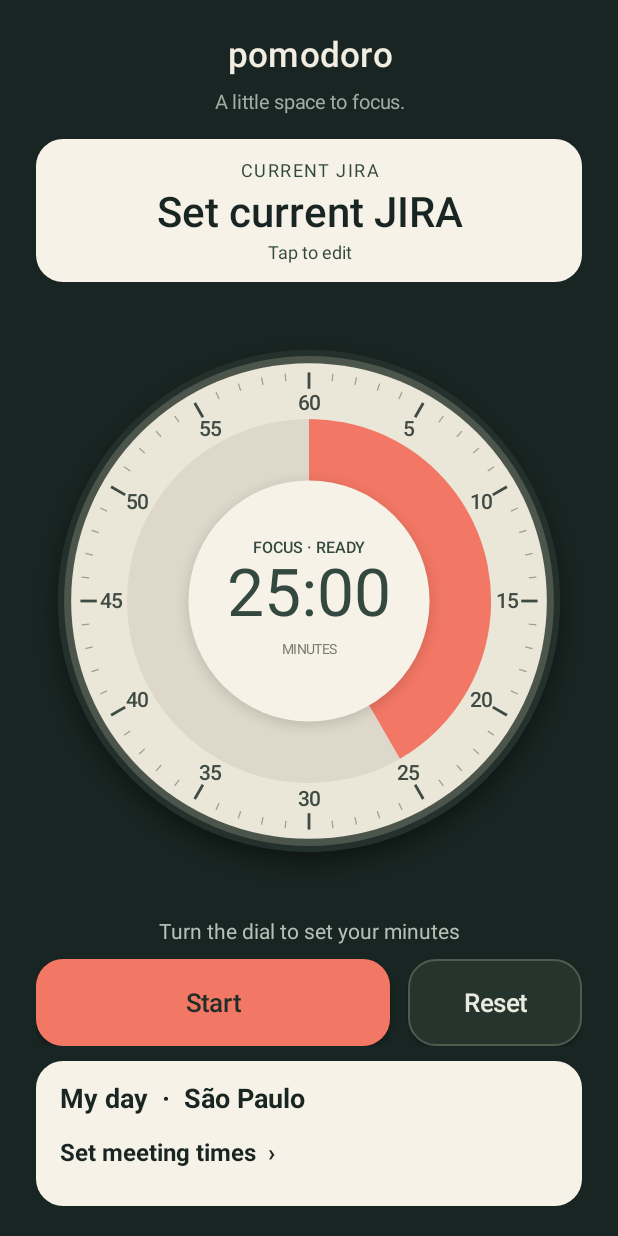
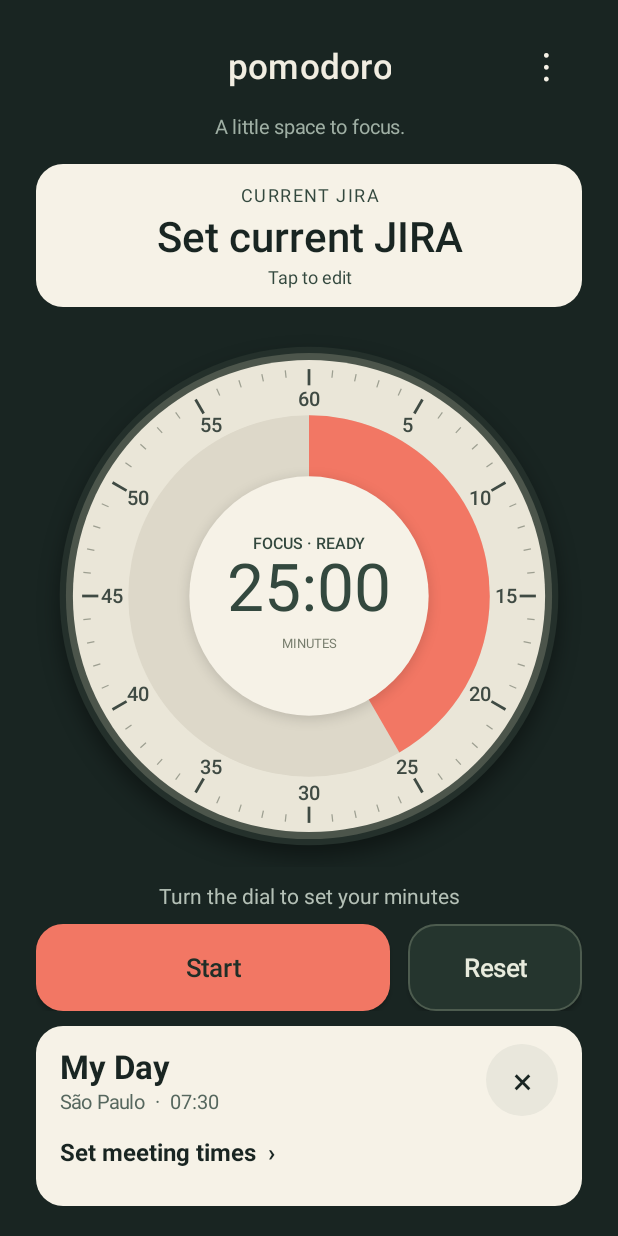
Before and after one commit to araodiego/pomodoro-tab-s9, an Android app: the screen it shows after launch (MainActivity), on a phone screen of 412 x 824 dp. Run offline under Robolectric (Android 15) with nearby library versions, the phone set to English and light mode, and no system bars.

Commit message:
Redesign My Day and add persistent panel visibility controls

```diff
--- a/app/build.gradle
+++ b/app/build.gradle
@@ -8,8 +8,8 @@ android {
         applicationId 'com.arao.pomodoro.work'
         minSdk 26
         targetSdk 36
-        versionCode 4
-        versionName '0.4.0-work'
+        versionCode 5
+        versionName '0.5.0-work'
     }
 
     signingConfigs {
--- a/app/src/main/java/com/arao/pomodoro/MainActivity.java
+++ b/app/src/main/java/com/arao/pomodoro/MainActivity.java
@@ -46,6 +46,10 @@ public final class MainActivity extends Activity {
     private TextView jiraKey;
     private EditText jiraEditor;
     private MeetingRibbonView ribbon;
+    private ScrollView ribbonScroll;
+    private TextView overflow;
+    private LinearLayout undoBar;
+    private final Runnable dismissUndo = () -> undoBar.setVisibility(View.GONE);
     private MeetingRibbonView expandedRibbon;
     private AlertDialog ribbonDialog;
     private MeetingEditor meetingEditor;
@@ -119,7 +123,24 @@ public final class MainActivity extends Activity {
         TextView title = text("pomodoro", 23, 0xFFF1EDE1);
         title.setTypeface(Typeface.create("sans-serif-medium", Typeface.NORMAL));
         title.setLetterSpacing(.035f);
-        root.addView(title);
+        FrameLayout header = new FrameLayout(this);
+        header.addView(title,new FrameLayout.LayoutParams(-2,-2,Gravity.CENTER));
+        overflow = text("⋮",26,0xFFF6F2E7);
+        overflow.setGravity(Gravity.CENTER);
+        overflow.setContentDescription("More options");
+        overflow.setFocusable(true);
+        overflow.setOnClickListener(view -> {
+            android.widget.PopupMenu menu = new android.widget.PopupMenu(this,view,Gravity.END);
+            boolean show = ribbonScroll.getVisibility() != View.VISIBLE;
+            menu.getMenu().add(show ? "Show My Day" : "Hide My Day");
+            menu.setOnMenuItemClickListener(item -> {
+                setRibbonVisible(show);
+                return true;
+            });
+            menu.show();
+        });
+        header.addView(overflow,new FrameLayout.LayoutParams(dp(48),dp(48),Gravity.END | Gravity.CENTER_VERTICAL));
+        root.addView(header,new LinearLayout.LayoutParams(-1,-2));
         TextView subtitle = text("A little space to focus.", 13, 0xFF9FAFA4);
         LinearLayout.LayoutParams subtitleParams = new LinearLayout.LayoutParams(-2, -2);
         subtitleParams.topMargin = dp(7);
@@ -215,7 +236,7 @@ public final class MainActivity extends Activity {
         timerPanel.addView(controlFrame, new LinearLayout.LayoutParams(-1, -2));
 
         ribbon = new MeetingRibbonView(this, compact, ribbonActions());
-        ScrollView ribbonScroll = new ScrollView(this);
+        ribbonScroll = new ScrollView(this);
         ribbonScroll.setFillViewport(false);
         ribbonScroll.addView(ribbon, new ScrollView.LayoutParams(-1,-2));
         LinearLayout.LayoutParams ribbonParams = wide ? new LinearLayout.LayoutParams(0,-1,1)
@@ -223,6 +244,16 @@ public final class MainActivity extends Activity {
         if (wide) ribbonParams.setMarginStart(dp(16));
         else ribbonParams.topMargin = dp(10);
         body.addView(ribbonScroll,ribbonParams);
+        ribbonScroll.setVisibility(workPreferences.getBoolean("myDayVisible",true) ? View.VISIBLE : View.GONE);
+        undoBar = new LinearLayout(this);
+        undoBar.setGravity(Gravity.CENTER);
+        undoBar.addView(text("My Day hidden",14,0xFFF6F2E7));
+        Button undo = new Button(this,null,android.R.attr.borderlessButtonStyle);
+        undo.setText(R.string.undo);
+        undo.setOnClickListener(view -> setRibbonVisible(true));
+        undoBar.addView(undo);
+        undoBar.setVisibility(View.GONE);
+        root.addView(undoBar);
 
         alerts = text("", 12, 0xFFE9B49A);
         alerts.setPadding(0, dp(12), 0, 0);
@@ -242,7 +273,27 @@ public final class MainActivity extends Activity {
             @Override public void edit(int id) { editMeeting(id,null); }
             @Override public void expand() { showRibbon(); }
             @Override public void settings() { requestMeetingAlerts(); }
+            @Override public void close() { setRibbonVisible(false); }
         };
+    }
+
+    private void setRibbonVisible(boolean show) {
+        if (ribbonDialog != null) ribbonDialog.dismiss();
+        workPreferences.edit().putBoolean("myDayVisible",show).apply();
+        ribbonScroll.setVisibility(show ? View.VISIBLE : View.GONE);
+        handler.removeCallbacks(dismissUndo);
+        undoBar.setVisibility(View.GONE);
+        if (show) {
+            ribbon.render(Instant.now(),MeetingStore.all(this));
+        } else {
+            overflow.requestFocus();
+            if (!workPreferences.getBoolean("myDayUndoShown",false)) {
+                undoBar.setVisibility(View.VISIBLE);
+                undoBar.announceForAccessibility("My Day hidden. Undo available.");
+                workPreferences.edit().putBoolean("myDayUndoShown",true).apply();
+                handler.postDelayed(dismissUndo,8000);
+            }
+        }
     }
 
     private void showRibbon() {
@@ -285,7 +336,7 @@ public final class MainActivity extends Activity {
             lastRibbonMinute = minute;
             meetings = MeetingStore.all(this);
             if (!TimerAlarms.canSchedule(this)) MeetingAlarms.refresh(this);
-            ribbon.render(now,meetings);
+            if (ribbonScroll.getVisibility() == View.VISIBLE) ribbon.render(now,meetings);
             if (expandedRibbon != null) expandedRibbon.render(now,meetings);
         }
         if (meetingPrompt != null) {
@@ -515,6 +566,7 @@ public final class MainActivity extends Activity {
     }
 
     @Override protected void onDestroy() {
+        handler.removeCallbacks(dismissUndo);
         if (backgroundFade != null) backgroundFade.cancel();
         super.onDestroy();
     }
--- a/app/src/main/java/com/arao/pomodoro/MeetingRibbonView.java
+++ b/app/src/main/java/com/arao/pomodoro/MeetingRibbonView.java
@@ -15,7 +15,7 @@ import java.util.*;
 
 @android.annotation.SuppressLint("ViewConstructor") // Created only in code with required actions.
 final class MeetingRibbonView extends LinearLayout {
-    interface Actions { void edit(int id); void expand(); void settings(); }
+    interface Actions { void edit(int id); void expand(); void settings(); void close(); }
     private final Actions actions;
     private final boolean compact;
     private final Paint paint = new Paint(Paint.ANTI_ALIAS_FLAG);
@@ -42,8 +42,7 @@ final class MeetingRibbonView extends LinearLayout {
         lastContent = key;
         removeAllViews();
         markers.clear();
-        TextView title = label("My day  ·  São Paulo", 18, INK, true);
-        addView(title);
+        addHeader(now);
         MeetingPlanner.Occurrence next = MeetingPlanner.next(schedules, now);
         if (compact) {
             boolean unconfigured = schedules.stream().anyMatch(m -> !m.configured());
@@ -76,34 +75,34 @@ final class MeetingRibbonView extends LinearLayout {
                 boolean starting = past && Duration.between(event.start(),now).getSeconds() < 60;
                 String status = starting ? "Starts now" : past ? "Started at " + MeetingSchedule.brazilTime(event.start())
                         : MeetingPlanner.until(now,event.start());
-                addRow(MeetingSchedule.brazilTime(event.start()) + "  " + event.meeting().name(),
-                        status, past && !starting ? MUTED : AMBER,event.meeting().id(),gap(previous,event.start()));
+                addRow(event.meeting().name(),status, past && !starting ? MUTED : AMBER,
+                        event.meeting().id(),gap(previous,event.start()),MeetingSchedule.brazilTime(event.start()));
                 if (starting || (!past && Duration.between(now,event.start()).getSeconds() <= event.meeting().lead()*60L))
-                    getChildAt(getChildCount()-1).setBackgroundColor(0xFFFFD997);
+                    getChildAt(getChildCount()-1).setBackground(surface(0xFFFFE4AE,12));
                 previous = event.start();
             }
-            if (!nowShown) addRow("Now  ·  " + MeetingSchedule.brazilTime(now),"",INK,-1,gap(previous,now));
+            if (!nowShown && !today.isEmpty()) addRow("Now  ·  " + MeetingSchedule.brazilTime(now),"",INK,-1,gap(previous,now));
             if (today.isEmpty() || (next != null && !next.start().atZone(MeetingSchedule.SP).toLocalDate()
                     .equals(now.atZone(MeetingSchedule.SP).toLocalDate()))) {
                 if (next != null) {
                     String date = DateTimeFormatter.ofPattern("EEE, MMM d",Locale.US).format(next.start().atZone(MeetingSchedule.SP));
-                    addRow("Next: " + next.meeting().name(),date + " · " + MeetingSchedule.brazilTime(next.start()),
-                            AMBER,next.meeting().id(),dp(8));
-                } else addView(label("No upcoming meetings",14,MUTED,false));
+                    addRow(next.meeting().name(),"Next · " + date,AMBER,next.meeting().id(),dp(8),
+                            MeetingSchedule.brazilTime(next.start()));
+                }
             }
             for (MeetingSchedule meeting : schedules) {
                 boolean visible = today.stream().anyMatch(o -> o.meeting().id() == meeting.id())
                         || (next != null && next.meeting().id() == meeting.id());
                 if (!visible) {
                     Instant future = meeting.next(now,0);
-                    String status = !meeting.configured() ? "Set meeting time" : !meeting.enabled() ? "Disabled"
+                    String status = !meeting.configured() ? "" : !meeting.enabled() ? "Reminders off"
                             : DateTimeFormatter.ofPattern("EEE, MMM d",Locale.US).format(future.atZone(MeetingSchedule.SP));
                     String name = meeting.name();
                     if (meeting.configured()) {
                         Instant display = future != null ? future : meeting.start(now.atZone(MeetingSchedule.NY).toLocalDate());
                         name = MeetingSchedule.brazilTime(display) + "  " + name;
                     }
-                    addRow(name,status,MUTED,meeting.id(),dp(4));
+                    addScheduleTile(meeting,name,status);
                 }
             }
         }
@@ -118,10 +117,61 @@ final class MeetingRibbonView extends LinearLayout {
         }
         invalidate();
     }
+    private void addHeader(Instant now) {
+        LinearLayout header = new LinearLayout(getContext());
+        header.setGravity(Gravity.CENTER_VERTICAL);
+        LinearLayout titles = new LinearLayout(getContext());
+        titles.setOrientation(VERTICAL);
+        titles.addView(label("My Day",22,INK,true));
+        titles.addView(label("São Paulo  ·  " + MeetingSchedule.brazilTime(now),13,0xFF56675E,false));
+        header.addView(titles,new LayoutParams(0,-2,1));
+        TextView close = label("×",24,INK,false);
+        close.setGravity(Gravity.CENTER);
+        close.setContentDescription("Hide My Day");
+        close.setFocusable(true);
+        close.setBackground(surface(0xFFE9E7DC,24));
+        close.setOnClickListener(view -> actions.close());
+        header.addView(close,new LayoutParams(dp(48),dp(48)));
+        addView(header);
+    }
+
+    private android.graphics.drawable.Drawable surface(int color,int radius) {
+        GradientDrawable shape = new GradientDrawable();
+        shape.setColor(color);
+        shape.setCornerRadius(dp(radius));
+        return new android.graphics.drawable.RippleDrawable(
+                android.content.res.ColorStateList.valueOf(0x1833483E),shape,null);
+    }
+
+    private void addScheduleTile(MeetingSchedule meeting,String name,String status) {
+        LinearLayout tile = new LinearLayout(getContext());
+        tile.setGravity(Gravity.CENTER_VERTICAL);
+        tile.setMinimumHeight(dp(56));
+        tile.setPadding(dp(14),dp(8),dp(10),dp(8));
+        tile.setBackground(surface(0xFFEDEBE1,12));
+        LinearLayout details = new LinearLayout(getContext());
+        details.setOrientation(VERTICAL);
+        details.addView(label(name,16,INK,true));
+        if (!status.isEmpty()) details.addView(label(status,13,MUTED,false));
+        tile.addView(details,new LayoutParams(0,-2,1));
+        String action = meeting.configured() ? "Edit" : "Set time";
+        TextView actionLabel = label(action,14,0xFF29503E,true);
+        actionLabel.setPadding(dp(8),dp(4),dp(8),dp(4));
+        tile.addView(actionLabel);
+        tile.setFocusable(true);
+        tile.setContentDescription(meeting.name() + ", " + action);
+        tile.setOnClickListener(view -> actions.edit(meeting.id()));
+        LayoutParams layout = new LayoutParams(-1,-2);
+        layout.topMargin = dp(8);
+        addView(tile,layout);
+    }
     private int gap(Instant previous, Instant next) {
         return previous == null ? dp(4) : dp((int)Math.min(24,Math.max(2,Duration.between(previous,next).toMinutes()/4)));
     }
     private void addRow(String name, String status, int color, int id, int gap) {
+        addRow(name,status,color,id,gap,null);
+    }
+    private void addRow(String name, String status, int color, int id, int gap,String time) {
         LinearLayout row = new LinearLayout(getContext());
         row.setGravity(Gravity.CENTER_VERTICAL);
         row.setMinimumHeight(dp(48));
@@ -130,6 +180,14 @@ final class MeetingRibbonView extends LinearLayout {
         dot.setImportantForAccessibility(IMPORTANT_FOR_ACCESSIBILITY_NO);
         row.addView(dot,new LayoutParams(dp(22),-1));
         markers.add(dot);
+        if (time != null) {
+            TextView clock = label(time,17,INK,true);
+            clock.setFontFeatureSettings("tnum");
+            clock.setGravity(Gravity.CENTER);
+            clock.setPadding(dp(8),dp(6),dp(8),dp(6));
+            clock.setBackground(surface(color == AMBER ? 0xFFF4E0BA : 0xFFE5E5DC,8));
+            row.addView(clock);
+        }
         LinearLayout content = new LinearLayout(getContext());
         content.setOrientation(VERTICAL);
         content.setPadding(dp(8),dp(5),dp(4),dp(5));
@@ -140,7 +198,7 @@ final class MeetingRibbonView extends LinearLayout {
             TextView edit = label("Edit",13,INK,true);
             row.addView(edit);
             row.setFocusable(true);
-            row.setContentDescription(name + ", " + status + ", edit meeting");
+            row.setContentDescription(name + ", " + time + ", " + status + ", edit meeting");
             row.setOnClickListener(v -> actions.edit(id));
         }
         LayoutParams params = new LayoutParams(-1,-2);
--- a/app/src/main/res/values/strings.xml
+++ b/app/src/main/res/values/strings.xml
@@ -1,4 +1,5 @@
 <resources>
+    <string name="undo">Undo</string>
     <string name="meeting_edit_date">São Paulo time · %1$s</string>
     <string name="meeting_advance">Advance reminder</string>
     <string name="current_jira">CURRENT JIRA</string>
```
Also changed, not shown: 1 other file.
